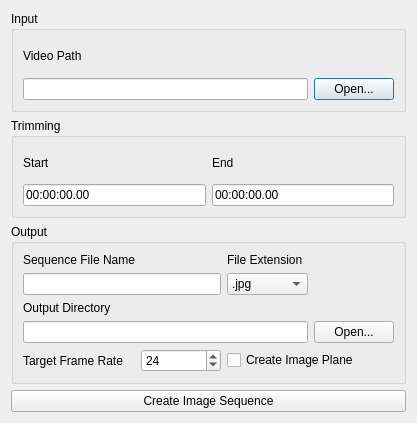
Qt form ui/main_dialog.ui (JaimeFlorian27/reference-importer) before a commit.
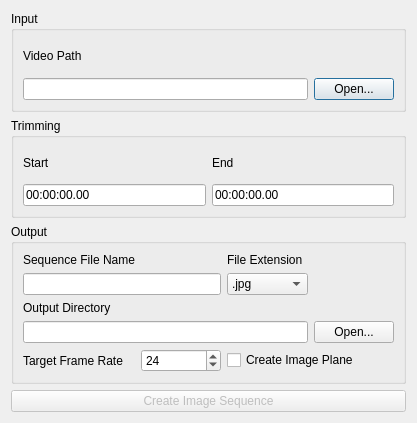
The same form after that commit.

Commit message: fix: Create Image Sequence button disabled from .ui file

The edit to the form file:
```diff
--- a/ui/main_dialog.ui
+++ b/ui/main_dialog.ui
@@ -163,6 +163,9 @@
    </item>
    <item>
     <widget class="QPushButton" name="pushButton_create_image_sequence">
+     <property name="enabled">
+      <bool>false</bool>
+     </property>
      <property name="text">
       <string>Create Image Sequence</string>
      </property>
```
The commit also changes 1 other file.
